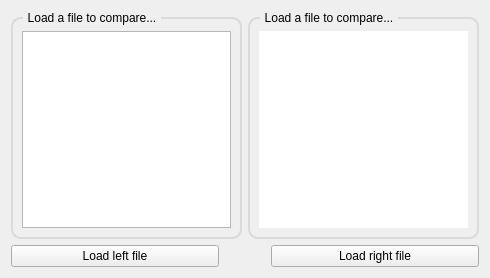
First picture: the form in view/ai_training/pythonconfigdiffwidget.ui, repository Joensw/RCAIT, before the edit.
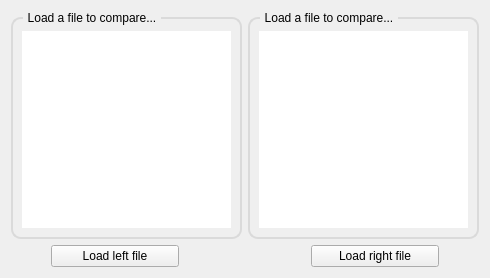
Second picture: the form after the edit. Icons and pictures are not drawn. Custom widgets are drawn as their Qt base class.

What changed in the file:
```diff
--- a/view/ai_training/pythonconfigdiffwidget.ui
+++ b/view/ai_training/pythonconfigdiffwidget.ui
@@ -86,136 +86,10 @@
                      <item row="0" column="0">
                          <widget class="CodeEditor" name="codeEditor_left">
                              <property name="styleSheet">
-                                 <string notr="true">QScrollBar:horizontal
-                                     {
-                                     height: 15px;
-                                     margin: 3px 15px 3px 15px;
-                                     border: 1px transparent #2A2929;
-                                     border-radius: 4px;
-                                     background-color: yellow; /* #2A2929; */
-                                     }
-
-                                     QScrollBar::handle:horizontal
-                                     {
-                                     background-color: blue; /* #605F5F; */
-                                     min-width: 5px;
-                                     border-radius: 4px;
-                                     }
-
-                                     QScrollBar::add-line:horizontal
-                                     {
-                                     margin: 0px 3px 0px 3px;
-                                     border-image: url(:/qss_icons/rc/right_arrow_disabled.png);
-                                     width: 10px;
-                                     height: 10px;
-                                     subcontrol-position: right;
-                                     subcontrol-origin: margin;
-                                     }
-
-                                     QScrollBar::sub-line:horizontal
-                                     {
-                                     margin: 0px 3px 0px 3px;
-                                     border-image: url(:/qss_icons/rc/left_arrow_disabled.png);
-                                     height: 10px;
-                                     width: 10px;
-                                     subcontrol-position: left;
-                                     subcontrol-origin: margin;
-                                     }
-
-                                     QScrollBar::add-line:horizontal:hover,QScrollBar::add-line:horizontal:on
-                                     {
-                                     border-image: url(:/qss_icons/rc/right_arrow.png);
-                                     height: 10px;
-                                     width: 10px;
-                                     subcontrol-position: right;
-                                     subcontrol-origin: margin;
-                                     }
-
-
-                                     QScrollBar::sub-line:horizontal:hover, QScrollBar::sub-line:horizontal:on
-                                     {
-                                     border-image: url(:/qss_icons/rc/left_arrow.png);
-                                     height: 10px;
-                                     width: 10px;
-                                     subcontrol-position: left;
-                                     subcontrol-origin: margin;
-                                     }
-
-                                     QScrollBar::up-arrow:horizontal, QScrollBar::down-arrow:horizontal
-                                     {
-                                     background: none;
-                                     }
-
-
-                                     QScrollBar::add-page:horizontal, QScrollBar::sub-page:horizontal
-                                     {
-                                     background: none;
-                                     }
-
-                                     QScrollBar:vertical
-                                     {
-                                     background-color: #2A2929;
-                                     width: 15px;
-                                     margin: 15px 3px 15px 3px;
-                                     border: 1px transparent #2A2929;
-                                     border-radius: 4px;
-                                     }
-
-                                     QScrollBar::handle:vertical
-                                     {
-                                     background-color: red; /* #605F5F; */
-                                     min-height: 5px;
-                                     border-radius: 4px;
-                                     }
-
-                                     QScrollBar::sub-line:vertical
-                                     {
-                                     margin: 3px 0px 3px 0px;
-                                     border-image: url(:/qss_icons/rc/up_arrow_disabled.png);
-                                     height: 10px;
-                                     width: 10px;
-                                     subcontrol-position: top;
-                                     subcontrol-origin: margin;
-                                     }
-
-                                     QScrollBar::add-line:vertical
-                                     {
-                                     margin: 3px 0px 3px 0px;
-                                     border-image: url(:/qss_icons/rc/down_arrow_disabled.png);
-                                     height: 10px;
-                                     width: 10px;
-                                     subcontrol-position: bottom;
-                                     subcontrol-origin: margin;
-                                     }
-
-                                     QScrollBar::sub-line:vertical:hover,QScrollBar::sub-line:vertical:on
-                                     {
-                                     border-image: url(:/qss_icons/rc/up_arrow.png);
-                                     height: 10px;
-                                     width: 10px;
-                                     subcontrol-position: top;
-                                     subcontrol-origin: margin;
-                                     }
-
-                                     QScrollBar::add-line:vertical:hover, QScrollBar::add-line:vertical:on
-                                     {
-                                     border-image: url(:/qss_icons/rc/down_arrow.png);
-                                     height: 10px;
-                                     width: 10px;
-                                     subcontrol-position: bottom;
-                                     subcontrol-origin: margin;
-                                     }
-
-                                     QScrollBar::up-arrow:vertical, QScrollBar::down-arrow:vertical
-                                     {
-                                     background: none;
-                                     }
-
-                                     QScrollBar::add-page:vertical, QScrollBar::sub-page:vertical
-                                     {
-                                     background: none;
-                                     }
-                                 </string>
+         <string notr="true">selection-color: rgb(0, 0, 0);
+                                     selection-background-color: rgb(255, 255, 255);
+                                     background-color: none;
+                                     border: 2px rgb(0, 0, 0);</string>
                              </property>
                              <property name="lineWrapMode">
                                  <enum>QPlainTextEdit::NoWrap</enum>
@@ -233,32 +107,7 @@
    </item>
          <item row="1" column="0" colspan="2">
              <layout class="QGridLayout" name="gridLayout_4">
-                 <item row="0" column="0">
-                     <widget class="QPushButton" name="pushButton_loadLeftFile">
-                         <property name="sizePolicy">
-                             <sizepolicy hsizetype="Expanding" vsizetype="Fixed">
-                                 <horstretch>0</horstretch>
-                                 <verstretch>0</verstretch>
-                             </sizepolicy>
-                         </property>
-                         <property name="text">
-                             <string>Load left file</string>
-                         </property>
-                         <property name="icon">
-                             <iconset resource="../../Resources/UI_Icons.qrc">
-                                 <normaloff>:/UISymbols/UI_Triangle_Right.svg</normaloff>
-                                 :/UISymbols/UI_Triangle_Right.svg
-                             </iconset>
-                         </property>
-                         <property name="iconSize">
-                             <size>
-                                 <width>18</width>
-                                 <height>20</height>
-                             </size>
-                         </property>
-                     </widget>
-                 </item>
-                 <item row="0" column="1">
+     <item row="0" column="3">
                      <widget class="QPushButton" name="pushButton_startDiff">
                          <property name="sizePolicy">
                              <sizepolicy hsizetype="Maximum" vsizetype="Fixed">
@@ -285,7 +134,7 @@
                          </property>
                      </widget>
                  </item>
-                 <item row="0" column="2">
+     <item row="0" column="5">
                      <widget class="QPushButton" name="pushButton_loadRightFile">
                          <property name="sizePolicy">
                              <sizepolicy hsizetype="Expanding" vsizetype="Fixed">
@@ -312,6 +161,93 @@
                          </property>
                      </widget>
                  </item>
+     <item row="0" column="2">
+      <spacer name="horizontalSpacer_2">
+       <property name="orientation">
+        <enum>Qt::Horizontal</enum>
+       </property>
+       <property name="sizeType">
+        <enum>QSizePolicy::Maximum</enum>
+       </property>
+       <property name="sizeHint" stdset="0">
+        <size>
+         <width>40</width>
+         <height>20</height>
+        </size>
+       </property>
+      </spacer>
+     </item>
+     <item row="0" column="0">
+      <spacer name="horizontalSpacer">
+       <property name="orientation">
+        <enum>Qt::Horizontal</enum>
+       </property>
+       <property name="sizeType">
+        <enum>QSizePolicy::Maximum</enum>
+       </property>
+       <property name="sizeHint" stdset="0">
+        <size>
+         <width>40</width>
+         <height>20</height>
+        </size>
+       </property>
+      </spacer>
+     </item>
+     <item row="0" column="1">
+      <widget class="QPushButton" name="pushButton_loadLeftFile">
+       <property name="sizePolicy">
+        <sizepolicy hsizetype="Expanding" vsizetype="Fixed">
+         <horstretch>0</horstretch>
+         <verstretch>0</verstretch>
+        </sizepolicy>
+       </property>
+       <property name="text">
+        <string>Load left file</string>
+       </property>
+       <property name="icon">
+        <iconset resource="../../Resources/UI_Icons.qrc">
+         <normaloff>:/UISymbols/UI_Triangle_Right.svg</normaloff>:/UISymbols/UI_Triangle_Right.svg</iconset>
+       </property>
+       <property name="iconSize">
+        <size>
+         <width>18</width>
+         <height>20</height>
+        </size>
+       </property>
+      </widget>
+     </item>
+     <item row="0" column="4">
+      <spacer name="horizontalSpacer_3">
+       <property name="orientation">
+        <enum>Qt::Horizontal</enum>
+       </property>
+       <property name="sizeType">
+        <enum>QSizePolicy::Maximum</enum>
+       </property>
+       <property name="sizeHint" stdset="0">
+        <size>
+         <width>40</width>
+         <height>20</height>
+        </size>
+       </property>
+      </spacer>
+     </item>
+     <item row="0" column="6">
+      <spacer name="horizontalSpacer_4">
+       <property name="orientation">
+        <enum>Qt::Horizontal</enum>
+       </property>
+       <property name="sizeType">
+        <enum>QSizePolicy::Maximum</enum>
+       </property>
+       <property name="sizeHint" stdset="0">
+        <size>
+         <width>40</width>
+         <height>20</height>
+        </size>
+       </property>
+      </spacer>
+     </item>
              </layout>
          </item>
      </layout>
```
Left out of the diff: 6 changed lines with no effect on the pictures. Lines whose indentation alone changed are shown as unchanged.
